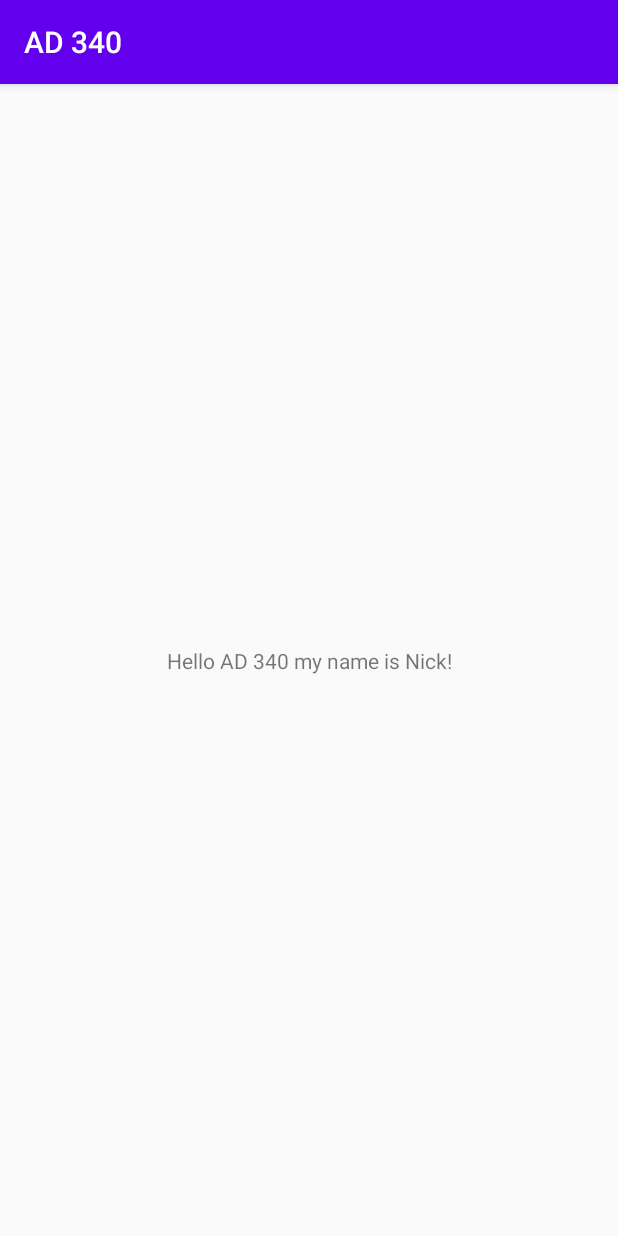
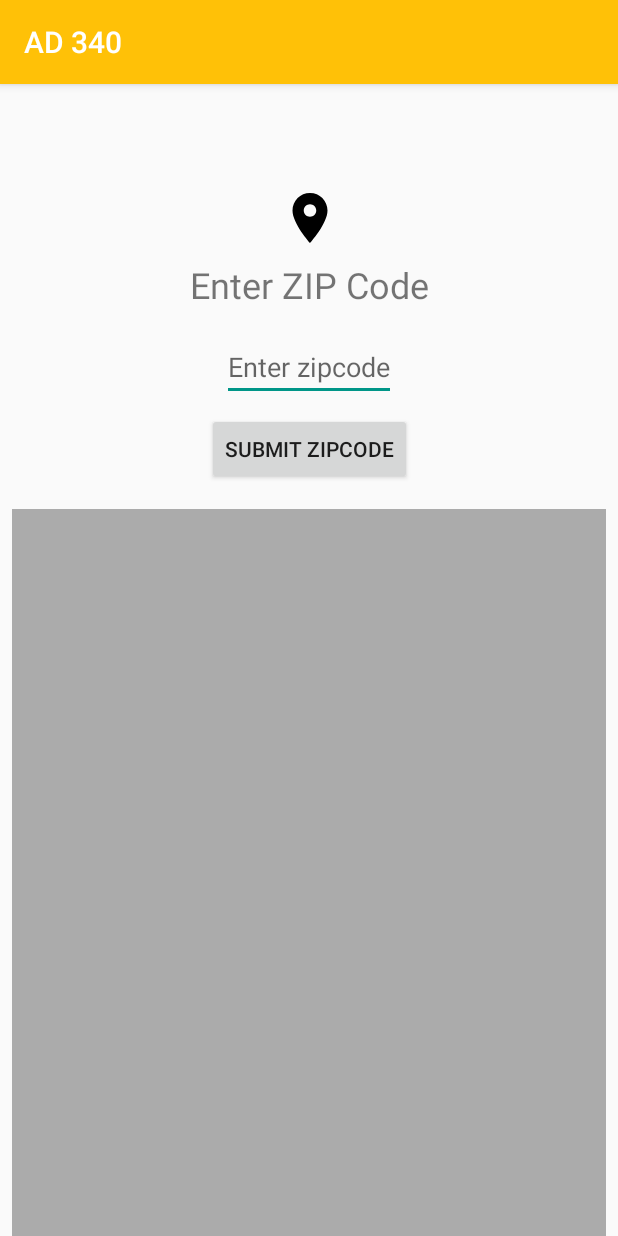
Before and after one commit to nicknakov/AD340, an Android app: the screen it shows after launch (MainActivity), on a phone screen of 412 x 824 dp. Run offline under Robolectric (Android 15) with nearby library versions, the phone set to English and light mode, and no system bars.

Commit message:
added functionality to main layout

```diff
--- a/app/build.gradle
+++ b/app/build.gradle
@@ -34,4 +34,5 @@ dependencies {
     testImplementation 'junit:junit:4.12'
     androidTestImplementation 'androidx.test.ext:junit:1.1.1'
     androidTestImplementation 'androidx.test.espresso:espresso-core:3.2.0'
+    implementation 'androidx.recyclerview:recyclerview:1.1.0'
 }
--- /dev/null
+++ b/app/src/main/java/com/nstoreonline/ad340/DailyForecast.kt
@@ -0,0 +1,6 @@
+package com.nstoreonline.ad340
+
+data class DailyForecast(
+    val temp: Float,
+    val description: String
+)
--- a/app/src/main/java/com/nstoreonline/ad340/MainActivity.kt
+++ b/app/src/main/java/com/nstoreonline/ad340/MainActivity.kt
@@ -2,11 +2,48 @@ package com.nstoreonline.ad340
 
 import androidx.appcompat.app.AppCompatActivity
 import android.os.Bundle
+import android.widget.Button
+import android.widget.EditText
+import android.widget.Toast
+import androidx.lifecycle.Observer
+import androidx.recyclerview.widget.LinearLayoutManager
+import androidx.recyclerview.widget.RecyclerView
 
 class MainActivity : AppCompatActivity() {
+
+    private val forecastRepository = ForecastRepository()
 
     override fun onCreate(savedInstanceState: Bundle?) {
         super.onCreate(savedInstanceState)
         setContentView(R.layout.activity_main)
+
+        val zipcodeEditText: EditText = findViewById(R.id.zipcodeEditText)
+        val enterButton: Button = findViewById(R.id.enterButton)
+
+        enterButton.setOnClickListener {
+            val zipcode: String = zipcodeEditText.text.toString()
+            if (zipcode.length != 5){
+                Toast.makeText(this, R.string.zipcode_entry_error, Toast.LENGTH_SHORT).show()
+            }else {
+                forecastRepository.loadForecast(zipcode)
+            }
+        }
+
+        val forecastList: RecyclerView = findViewById(R.id.forecastList)
+        forecastList.layoutManager = LinearLayoutManager(this)
+        val dailyForecastAdapter = DailyForecastAdapter(){forecastItem ->
+            val message = getString(R.string.forecast_clicked_format, forecastItem.temp, forecastItem.description)
+            Toast.makeText(this, message, Toast.LENGTH_SHORT).show()
+        }
+        forecastList.adapter = dailyForecastAdapter
+
+
+        // region Recycler View
+        val weeklyForecastObserver = Observer<List<DailyForecast>> {forecastItems ->
+            // update our list adapter
+            dailyForecastAdapter.submitList(forecastItems)
+        }
+        forecastRepository.weeklyForecast.observe(this, weeklyForecastObserver)
+
     }
 }
--- /dev/null
+++ b/app/src/main/res/drawable/ic_location_on_black_24dp.xml
@@ -0,0 +1,9 @@
+<vector xmlns:android="http://schemas.android.com/apk/res/android"
+        android:width="24dp"
+        android:height="24dp"
+        android:viewportWidth="24.0"
+        android:viewportHeight="24.0">
+    <path
+        android:fillColor="#FF000000"
+        android:pathData="M12,2C8.13,2 5,5.13 5,9c0,5.25 7,13 7,13s7,-7.75 7,-13c0,-3.87 -3.13,-7 -7,-7zM12,11.5c-1.38,0 -2.5,-1.12 -2.5,-2.5s1.12,-2.5 2.5,-2.5 2.5,1.12 2.5,2.5 -1.12,2.5 -2.5,2.5z"/>
+</vector>
--- a/app/src/main/res/layout/activity_main.xml
+++ b/app/src/main/res/layout/activity_main.xml
@@ -7,12 +7,59 @@
     tools:context=".MainActivity">
 
     <TextView
+        android:id="@+id/title"
         android:layout_width="wrap_content"
         android:layout_height="wrap_content"
-        android:text="Hello AD 340 my name is Nick!"
+        android:layout_marginBottom="16dp"
+        android:text="Enter ZIP Code"
+        android:textSize="@dimen/title_text_height"
+        app:layout_constraintBottom_toTopOf="@+id/zipcodeEditText"
+        app:layout_constraintEnd_toEndOf="@+id/zipcodeEditText"
+        app:layout_constraintStart_toStartOf="@+id/zipcodeEditText" />
+
+    <ImageView
+        android:id="@+id/icon"
+        android:layout_width="@dimen/zipcode_icon_size"
+        android:layout_height="@dimen/zipcode_icon_size"
+        android:layout_marginBottom="8dp"
+        android:src="@drawable/ic_location_on_black_24dp"
+        app:layout_constraintBottom_toTopOf="@+id/title"
+        app:layout_constraintEnd_toEndOf="@+id/title"
+        app:layout_constraintStart_toStartOf="@+id/title" />
+
+    <EditText
+        android:id="@+id/zipcodeEditText"
+        android:layout_width="wrap_content"
+        android:layout_height="wrap_content"
+        android:hint="Enter zipcode"
+        android:inputType="number"
         app:layout_constraintBottom_toBottomOf="parent"
-        app:layout_constraintLeft_toLeftOf="parent"
-        app:layout_constraintRight_toRightOf="parent"
-        app:layout_constraintTop_toTopOf="parent" />
+        app:layout_constraintEnd_toEndOf="parent"
+        app:layout_constraintStart_toStartOf="parent"
+        app:layout_constraintTop_toTopOf="parent"
+        app:layout_constraintVertical_bias="0.23000002" />
+
+    <Button
+        android:id="@+id/enterButton"
+        android:layout_width="wrap_content"
+        android:layout_height="wrap_content"
+        android:layout_marginTop="8dp"
+        android:text="Submit zipcode"
+        app:layout_constraintEnd_toEndOf="@+id/zipcodeEditText"
+        app:layout_constraintStart_toStartOf="@+id/zipcodeEditText"
+        app:layout_constraintTop_toBottomOf="@+id/zipcodeEditText" />
+
+    <androidx.recyclerview.widget.RecyclerView
+        android:id="@+id/forecastList"
+        android:layout_width="0dp"
+        android:layout_height="0dp"
+        android:layout_marginStart="8dp"
+        android:layout_marginTop="16dp"
+        android:layout_marginEnd="8dp"
+        android:background="#ABABAB"
+        app:layout_constraintBottom_toBottomOf="parent"
+        app:layout_constraintEnd_toEndOf="parent"
+        app:layout_constraintStart_toStartOf="parent"
+        app:layout_constraintTop_toBottomOf="@+id/enterButton" />
 
 </androidx.constraintlayout.widget.ConstraintLayout>
--- a/app/src/main/res/values/colors.xml
+++ b/app/src/main/res/values/colors.xml
@@ -1,6 +1,8 @@
 <?xml version="1.0" encoding="utf-8"?>
 <resources>
-    <color name="colorPrimary">#6200EE</color>
-    <color name="colorPrimaryDark">#3700B3</color>
-    <color name="colorAccent">#03DAC5</color>
+    <color name="colorPrimary">#FFC107</color>
+    <color name="colorPrimaryDark">#FFA000</color>
+    <color name="colorAccent">#009688</color>
+
+    <color name="forecast_item_background">#E3E2E2</color>
 </resources>
--- /dev/null
+++ b/app/src/main/res/values/dimens.xml
@@ -0,0 +1,5 @@
+<?xml version="1.0" encoding="utf-8"?>
+<resources>
+    <dimen name="title_text_height" >24sp</dimen>
+    <dimen name="zipcode_icon_size">40dp</dimen>
+</resources>
--- a/app/src/main/res/values/strings.xml
+++ b/app/src/main/res/values/strings.xml
@@ -1,3 +1,6 @@
 <resources>
     <string name="app_name">AD 340</string>
+    <string name="zipcode_entry_error">Please enter valid zip code!</string>
+
+    <string name="forecast_clicked_format">Forecast: %1$.2f %2$s</string>
 </resources>
```
Also changed, not shown: app/src/main/java/com/nstoreonline/ad340/DailyForecastAdapter.kt (added, +54 -0 lines), app/src/main/java/com/nstoreonline/ad340/ForecastRepository.kt (added, +34 -0 lines), app/src/main/res/layout/item_daily_forecast.xml (added, +32 -0 lines).
